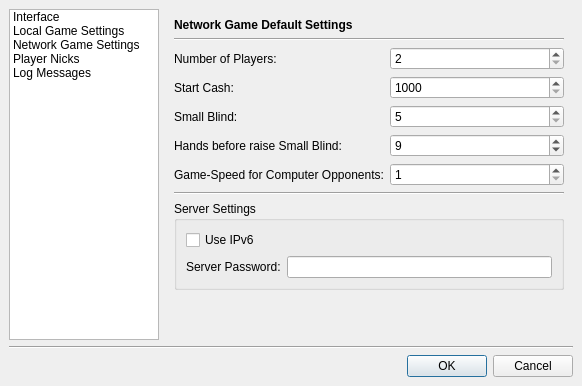
Before: the Qt Designer form src/gui/qt/settingsdialog.ui in pokerth/pokerth, drawn with Qt 5.
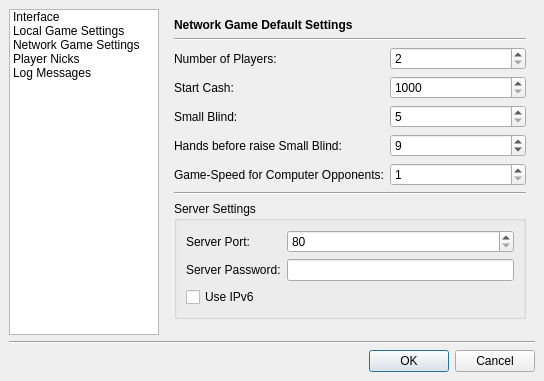
After: the same form once the commit is applied. The open tabs and pages were chosen to show the change. Icons and pictures are not drawn.

```diff
--- a/src/gui/qt/settingsdialog.ui
+++ b/src/gui/qt/settingsdialog.ui
@@ -5,8 +5,8 @@
    <rect>
     <x>0</x>
     <y>0</y>
-    <width>582</width>
-    <height>386</height>
+    <width>544</width>
+    <height>381</height>
    </rect>
   </property>
   <property name="windowTitle" >
@@ -22,7 +22,7 @@
    <item row="0" column="1" >
     <widget class="QStackedWidget" name="stackedWidget" >
      <property name="currentIndex" >
-      <number>2</number>
+      <number>0</number>
      </property>
      <widget class="QWidget" name="page" >
       <layout class="QGridLayout" >
@@ -349,72 +349,7 @@
        <property name="spacing" >
         <number>6</number>
        </property>
-       <item row="6" column="0" >
-        <widget class="QLabel" name="label_36" >
-         <property name="text" >
-          <string>Game-Speed for Computer Opponents:</string>
-         </property>
-        </widget>
-       </item>
-       <item row="5" column="0" >
-        <widget class="QLabel" name="label_33" >
-         <property name="text" >
-          <string>Hands before raise Small Blind:</string>
-         </property>
-        </widget>
-       </item>
        <item row="4" column="0" >
-        <widget class="QLabel" name="label_35" >
-         <property name="text" >
-          <string>Small Blind:</string>
-         </property>
-        </widget>
-       </item>
-       <item row="3" column="0" >
-        <widget class="QLabel" name="label_13" >
-         <property name="text" >
-          <string>Start Cash:</string>
-         </property>
-        </widget>
-       </item>
-       <item row="2" column="0" >
-        <widget class="QLabel" name="label_15" >
-         <property name="text" >
-          <string>Number of Players:</string>
-         </property>
-        </widget>
-       </item>
-       <item row="2" column="1" >
-        <widget class="QSpinBox" name="spinBox_netQuantityPlayers" >
-         <property name="maximum" >
-          <number>5</number>
-         </property>
-         <property name="minimum" >
-          <number>2</number>
-         </property>
-        </widget>
-       </item>
-       <item row="1" column="0" colspan="2" >
-        <widget class="Line" name="line_5" >
-         <property name="orientation" >
-          <enum>Qt::Horizontal</enum>
-         </property>
-        </widget>
-       </item>
-       <item row="0" column="0" colspan="2" >
-        <widget class="QLabel" name="label_34" >
-         <property name="font" >
-          <font>
-           <weight>75</weight>
-           <bold>true</bold>
-          </font>
-         </property>
-         <property name="text" >
-          <string>Network Game Default Settings</string>
-         </property>
-        </widget>
-       </item>
-       <item row="8" column="0" colspan="2" >
         <widget class="QGroupBox" name="groupBox_2" >
          <property name="title" >
           <string>Server Settings</string>
@@ -426,6 +361,19 @@
           <property name="spacing" >
            <number>6</number>
           </property>
+          <item row="0" column="1" >
+           <widget class="QSpinBox" name="spinBox_serverPort" >
+            <property name="maximum" >
+             <number>65535</number>
+            </property>
+            <property name="minimum" >
+             <number>80</number>
+            </property>
+            <property name="value" >
+             <number>80</number>
+            </property>
+           </widget>
+          </item>
           <item row="1" column="1" >
            <widget class="QLineEdit" name="lineEdit_serverPassword" >
             <property name="echoMode" >
@@ -433,86 +381,168 @@
             </property>
            </widget>
           </item>
-          <item row="1" column="0" >
-           <widget class="QLabel" name="label_37" >
+          <item row="0" column="0" >
+           <widget class="QLabel" name="label_16" >
             <property name="text" >
-             <string>Server Password:</string>
+             <string>Server Port:</string>
             </property>
            </widget>
           </item>
-          <item row="0" column="0" colspan="2" >
+          <item row="2" column="0" colspan="2" >
            <widget class="QCheckBox" name="checkBox_useIpv6" >
             <property name="text" >
              <string>Use IPv6</string>
             </property>
            </widget>
           </item>
+          <item row="1" column="0" >
+           <widget class="QLabel" name="label_37" >
+            <property name="text" >
+             <string>Server Password:</string>
+            </property>
+           </widget>
+          </item>
          </layout>
         </widget>
        </item>
-       <item row="5" column="1" >
-        <widget class="QSpinBox" name="spinBox_netHandsBeforeRaiseSmallBlind" >
-         <property name="minimum" >
-          <number>1</number>
-         </property>
-         <property name="value" >
-          <number>9</number>
-         </property>
-        </widget>
-       </item>
-       <item row="3" column="1" >
-        <widget class="QSpinBox" name="spinBox_netStartCash" >
-         <property name="maximum" >
-          <number>5000</number>
-         </property>
-         <property name="minimum" >
-          <number>1000</number>
-         </property>
-        </widget>
-       </item>
-       <item row="6" column="1" >
-        <widget class="QSpinBox" name="spinBox_netGameSpeed" >
-         <property name="maximum" >
-          <number>11</number>
-         </property>
-         <property name="minimum" >
-          <number>1</number>
-         </property>
-         <property name="singleStep" >
-          <number>1</number>
-         </property>
-        </widget>
-       </item>
-       <item row="4" column="1" >
-        <widget class="QSpinBox" name="spinBox_netSmallBlind" >
-         <property name="maximum" >
-          <number>500</number>
-         </property>
-         <property name="minimum" >
-          <number>5</number>
-         </property>
-        </widget>
-       </item>
-       <item row="9" column="0" >
-        <spacer>
+       <item row="1" column="0" >
+        <widget class="Line" name="line_5" >
          <property name="orientation" >
-          <enum>Qt::Vertical</enum>
+          <enum>Qt::Horizontal</enum>
          </property>
-         <property name="sizeHint" >
-          <size>
-           <width>20</width>
-           <height>20</height>
-          </size>
+        </widget>
+       </item>
+       <item row="0" column="0" >
+        <widget class="QLabel" name="label_34" >
+         <property name="font" >
+          <font>
+           <weight>75</weight>
+           <bold>true</bold>
+          </font>
          </property>
-        </spacer>
+         <property name="text" >
+          <string>Network Game Default Settings</string>
+         </property>
+        </widget>
        </item>
-       <item row="7" column="0" colspan="2" >
+       <item row="2" column="0" >
+        <layout class="QGridLayout" >
+         <property name="margin" >
+          <number>0</number>
+         </property>
+         <property name="spacing" >
+          <number>6</number>
+         </property>
+         <item row="3" column="1" >
+          <widget class="QSpinBox" name="spinBox_netHandsBeforeRaiseSmallBlind" >
+           <property name="minimum" >
+            <number>1</number>
+           </property>
+           <property name="value" >
+            <number>9</number>
+           </property>
+          </widget>
+         </item>
+         <item row="1" column="1" >
+          <widget class="QSpinBox" name="spinBox_netStartCash" >
+           <property name="maximum" >
+            <number>5000</number>
+           </property>
+           <property name="minimum" >
+            <number>1000</number>
+           </property>
+          </widget>
+         </item>
+         <item row="2" column="1" >
+          <widget class="QSpinBox" name="spinBox_netSmallBlind" >
+           <property name="maximum" >
+            <number>500</number>
+           </property>
+           <property name="minimum" >
+            <number>5</number>
+           </property>
+          </widget>
+         </item>
+         <item row="0" column="0" >
+          <widget class="QLabel" name="label_15" >
+           <property name="text" >
+            <string>Number of Players:</string>
+           </property>
+          </widget>
+         </item>
+         <item row="4" column="0" >
+          <widget class="QLabel" name="label_36" >
+           <property name="text" >
+            <string>Game-Speed for Computer Opponents:</string>
+           </property>
+          </widget>
+         </item>
+         <item row="2" column="0" >
+          <widget class="QLabel" name="label_35" >
+           <property name="text" >
+            <string>Small Blind:</string>
+           </property>
+          </widget>
+         </item>
+         <item row="4" column="1" >
+          <widget class="QSpinBox" name="spinBox_netGameSpeed" >
+           <property name="maximum" >
+            <number>11</number>
+           </property>
+           <property name="minimum" >
+            <number>1</number>
+           </property>
+           <property name="singleStep" >
+            <number>1</number>
+           </property>
+          </widget>
+         </item>
+         <item row="0" column="1" >
+          <widget class="QSpinBox" name="spinBox_netQuantityPlayers" >
+           <property name="maximum" >
+            <number>5</number>
+           </property>
+           <property name="minimum" >
+            <number>2</number>
+           </property>
+          </widget>
+         </item>
+         <item row="1" column="0" >
+          <widget class="QLabel" name="label_13" >
+           <property name="text" >
+            <string>Start Cash:</string>
+           </property>
+          </widget>
+         </item>
+         <item row="3" column="0" >
+          <widget class="QLabel" name="label_33" >
+           <property name="text" >
+            <string>Hands before raise Small Blind:</string>
+           </property>
+          </widget>
+         </item>
+        </layout>
+       </item>
+       <item row="3" column="0" >
         <widget class="Line" name="line_7" >
          <property name="orientation" >
           <enum>Qt::Horizontal</enum>
          </property>
         </widget>
        </item>
+       <item row="5" column="0" >
+        <spacer>
+         <property name="orientation" >
+          <enum>Qt::Vertical</enum>
+         </property>
+         <property name="sizeHint" >
+          <size>
+           <width>20</width>
+           <height>40</height>
+          </size>
+         </property>
+        </spacer>
+       </item>
       </layout>
      </widget>
      <widget class="QWidget" name="page_3" >
```
